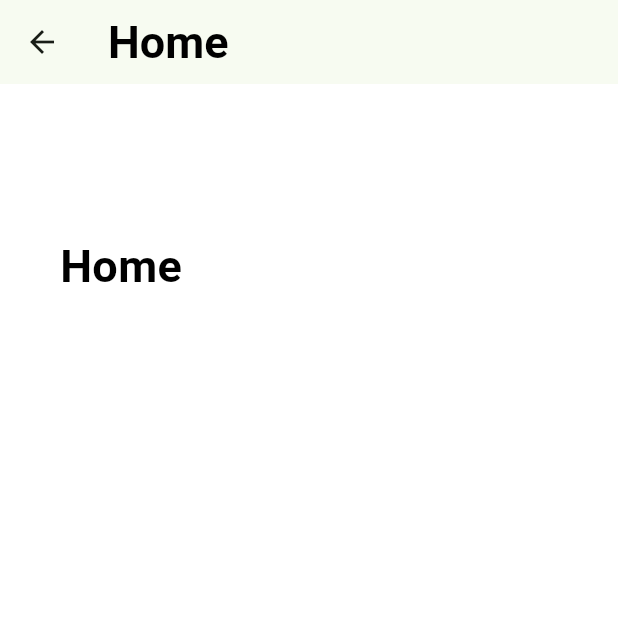
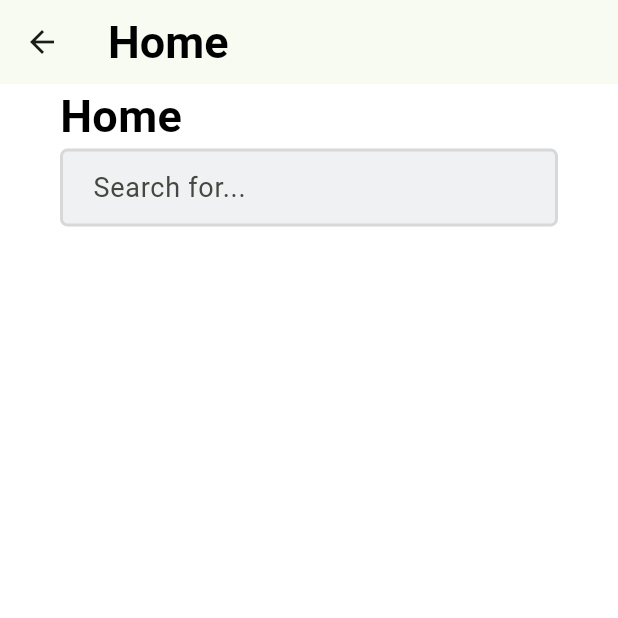
Before and after one commit to XerrBee/MacquarieDemoMVP, a Flutter app: the HomePage screen opened by its route, on a phone screen of 412 x 824 dp, the top half of it. Run offline on Flutter 3.47's test engine with Material 3 defaults, Android fonts, the phone set to English and light mode, and no system bars.

Commit message:
Added a search bar in Home Page

```diff
--- a/lib/components/home_screen.dart
+++ b/lib/components/home_screen.dart
@@ -14,12 +14,10 @@ class HomePage extends StatelessWidget {
       body: SingleChildScrollView(
         child: Container(
           padding: const EdgeInsets.symmetric(horizontal: 40.0),
-          child: const Column(
+          child:  Column(
             mainAxisAlignment: MainAxisAlignment.center,
             crossAxisAlignment: CrossAxisAlignment.start,
             children: <Widget>[
-              SizedBox(height: 100.0),
-
               Align(
                 alignment: Alignment.centerLeft,
                 child: Text(
@@ -32,9 +30,31 @@ class HomePage extends StatelessWidget {
                 ),
               ),
 
+              Center(
+                child: Container(
+                  width: 343,
+                  height: 52,
+                  decoration: BoxDecoration(
+                    color: const Color(0xFFF0F1F2),
+                    borderRadius: BorderRadius.circular(5),
+                    border: Border.all(color: Colors.grey.withOpacity(0.3), width: 2),
+                  ),
+                  child: TextFormField(
+                    decoration: const InputDecoration(
+                      hintText: 'Search for...',
+                      contentPadding: EdgeInsets.symmetric(horizontal: 20),
+                      border: InputBorder.none,
+                    ),
+                    style: const TextStyle(
+                      fontSize: 18.0,
+                      color: Colors.black,
+                    ),
+                  ),
+                ),
+            ),
 
 
-              SizedBox(height: 30.0),
+              // SizedBox(height: 30.0),
 
               // Add Continue with Google here
             ],
--- a/lib/components/login_screen.dart
+++ b/lib/components/login_screen.dart
@@ -140,6 +140,7 @@ class LoginPage extends StatelessWidget {
                 child: TextButton(
                   onPressed: () {
                     // Navigate to Sign up/Register screen
+                    Navigator.pushNamed(context, '/register');
                   },
                   child: const Text(
                     'First time here? Sign Up',
--- a/lib/main.dart
+++ b/lib/main.dart
@@ -36,6 +36,7 @@ class MyApp extends StatelessWidget {
       home: const LoginPage(),
       routes: {
         '/home': (context) => const HomePage(),
+        // '/register': (context) => const RegisterPage(),
       }
     );
   }
```
